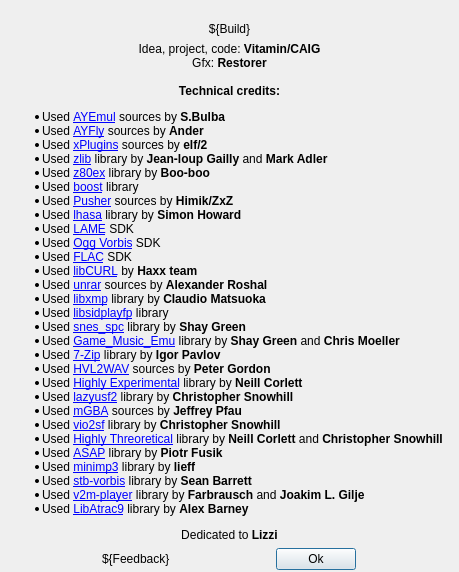
The window that apps/zxtune-qt/ui/informational/aboutdialog.ui (vitamin-caig/zxtune) describes before a commit, drawn with Qt 5.
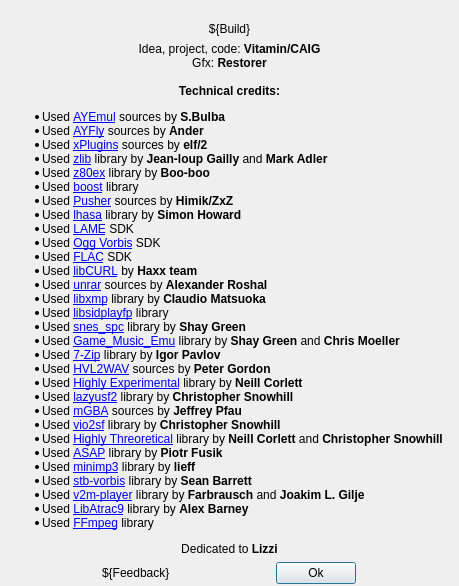
The same window after the commit. Icons and pictures are not drawn.

Commit message: zxtune-qt: add FFmpeg to credits.

```diff
--- a/apps/zxtune-qt/ui/informational/aboutdialog.ui
+++ b/apps/zxtune-qt/ui/informational/aboutdialog.ui
@@ -100,6 +100,7 @@
 &lt;li&gt;Used &lt;a href=&quot;https://github.com/nothings/stb&quot;&gt;stb-vorbis&lt;/a&gt; library by &lt;b&gt;Sean Barrett&lt;/b&gt;&lt;/li&gt;
 &lt;li&gt;Used &lt;a href=&quot;https://github.com/jgilje/v2m-player&quot;&gt;v2m-player&lt;/a&gt; library by &lt;b&gt;Farbrausch&lt;/b&gt; and &lt;b&gt;Joakim L. Gilje&lt;/b&gt;&lt;/li&gt;
 &lt;li&gt;Used &lt;a href=&quot;https://github.com/Thealexbarney/LibAtrac9&quot;&gt;LibAtrac9&lt;/a&gt; library by &lt;b&gt;Alex Barney&lt;/b&gt;&lt;/li&gt;
+&lt;li&gt;Used &lt;a href=&quot;https://ffmpeg.org/&quot;&gt;FFmpeg&lt;/a&gt; library&lt;/li&gt;
 &lt;/ul&gt;
 
 &lt;center&gt;Dedicated to &lt;b&gt;Lizzi&lt;/b&gt;&lt;/center&gt;
```
The commit also changes 2 other files.
